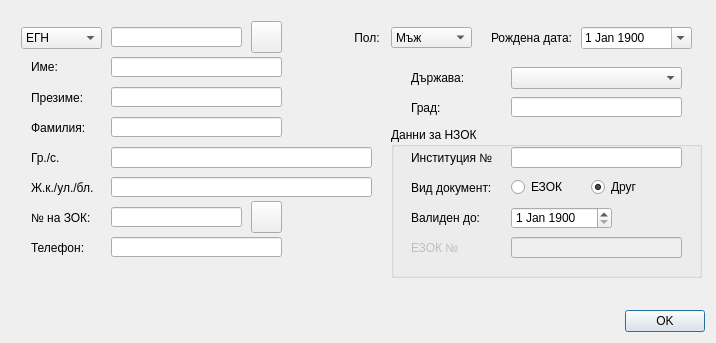
The window that src/View/Widgets/PatientFormDialog.ui (thefinalcutbg/DinoDent) describes before a commit, drawn with Qt 5.
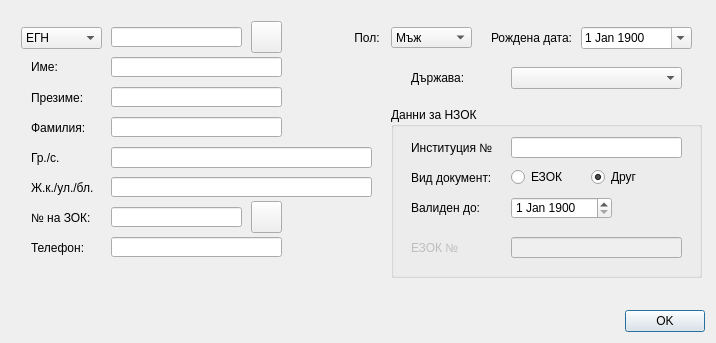
The same window after the commit. Custom widgets are drawn as their Qt base class.

Commit message: remove dedicated field for foreigner city

```diff
--- a/src/View/Widgets/PatientFormDialog.ui
+++ b/src/View/Widgets/PatientFormDialog.ui
@@ -159,7 +159,7 @@
       </property>
       <property name="maximumDateTime">
        <datetime>
-        <hour>21</hour>
+        <hour>19</hour>
         <minute>59</minute>
         <second>59</second>
         <year>9999</year>
@@ -374,48 +374,13 @@
         </rect>
        </property>
       </widget>
-      <widget class="LineEdit" name="foreignCityEdit">
-       <property name="geometry">
-        <rect>
-         <x>130</x>
-         <y>40</y>
-         <width>171</width>
-         <height>20</height>
-        </rect>
-       </property>
-       <property name="sizePolicy">
-        <sizepolicy hsizetype="Preferred" vsizetype="Fixed">
-         <horstretch>0</horstretch>
-         <verstretch>0</verstretch>
-        </sizepolicy>
-       </property>
-       <property name="text">
-        <string/>
-       </property>
-       <property name="maxLength">
-        <number>50</number>
-       </property>
-      </widget>
-      <widget class="QLabel" name="label_13">
-       <property name="geometry">
-        <rect>
-         <x>30</x>
-         <y>40</y>
-         <width>71</width>
-         <height>21</height>
-        </rect>
-       </property>
-       <property name="text">
-        <string>Град:</string>
-       </property>
-      </widget>
       <widget class="QGroupBox" name="groupBox">
        <property name="geometry">
         <rect>
          <x>10</x>
-         <y>70</y>
+         <y>50</y>
          <width>311</width>
-         <height>151</height>
+         <height>171</height>
         </rect>
        </property>
        <property name="title">
@@ -425,7 +390,7 @@
         <property name="geometry">
          <rect>
           <x>20</x>
-          <y>20</y>
+          <y>30</y>
           <width>101</width>
           <height>21</height>
          </rect>
@@ -441,7 +406,7 @@
         <property name="geometry">
          <rect>
           <x>120</x>
-          <y>110</y>
+          <y>130</y>
           <width>171</width>
           <height>21</height>
          </rect>
@@ -451,7 +416,7 @@
         <property name="geometry">
          <rect>
           <x>120</x>
-          <y>50</y>
+          <y>60</y>
           <width>61</width>
           <height>20</height>
          </rect>
@@ -470,7 +435,7 @@
         <property name="geometry">
          <rect>
           <x>20</x>
-          <y>110</y>
+          <y>130</y>
           <width>91</width>
           <height>21</height>
          </rect>
@@ -483,7 +448,7 @@
         <property name="geometry">
          <rect>
           <x>20</x>
-          <y>80</y>
+          <y>90</y>
           <width>91</width>
           <height>21</height>
          </rect>
@@ -496,7 +461,7 @@
         <property name="geometry">
          <rect>
           <x>20</x>
-          <y>50</y>
+          <y>60</y>
           <width>101</width>
           <height>21</height>
          </rect>
@@ -509,7 +474,7 @@
         <property name="geometry">
          <rect>
           <x>120</x>
-          <y>80</y>
+          <y>90</y>
           <width>101</width>
           <height>22</height>
          </rect>
@@ -522,7 +487,7 @@
         </property>
         <property name="maximumDateTime">
          <datetime>
-          <hour>19</hour>
+          <hour>17</hour>
           <minute>59</minute>
           <second>59</second>
           <year>9999</year>
@@ -549,7 +514,7 @@
         <property name="geometry">
          <rect>
           <x>120</x>
-          <y>20</y>
+          <y>30</y>
           <width>171</width>
           <height>21</height>
          </rect>
@@ -559,7 +524,7 @@
         <property name="geometry">
          <rect>
           <x>200</x>
-          <y>50</y>
+          <y>60</y>
           <width>61</width>
           <height>20</height>
          </rect>
```
Left out of the diff: 1 changed line with no effect on the pictures. The commit also changes 3 other files.
